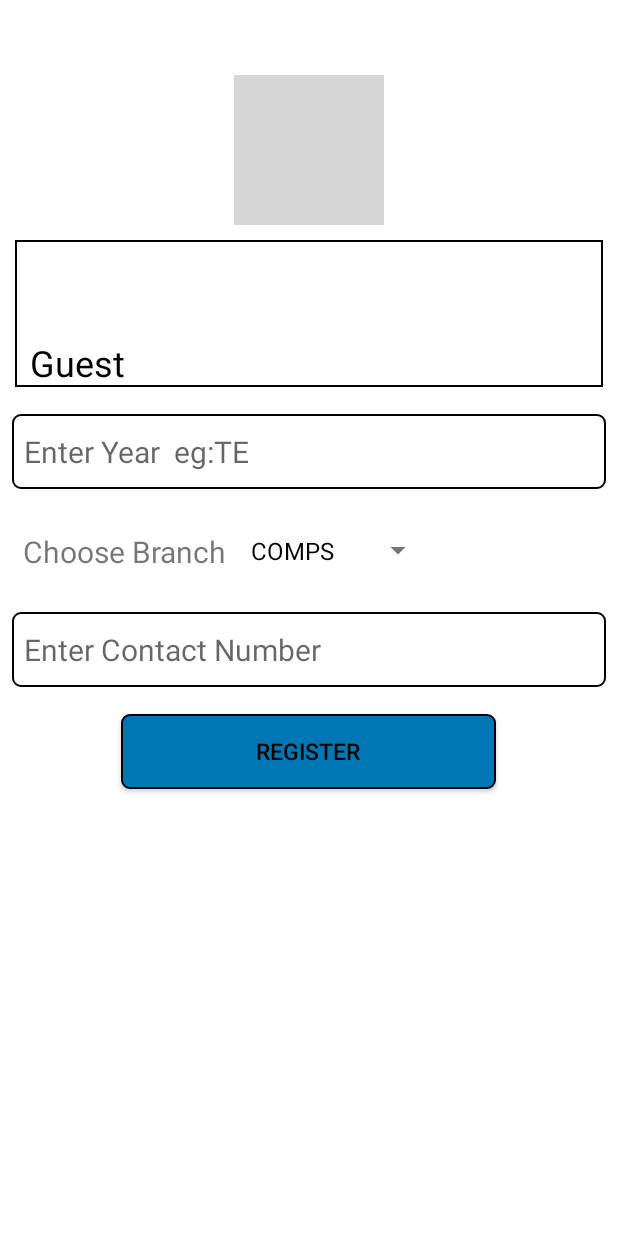
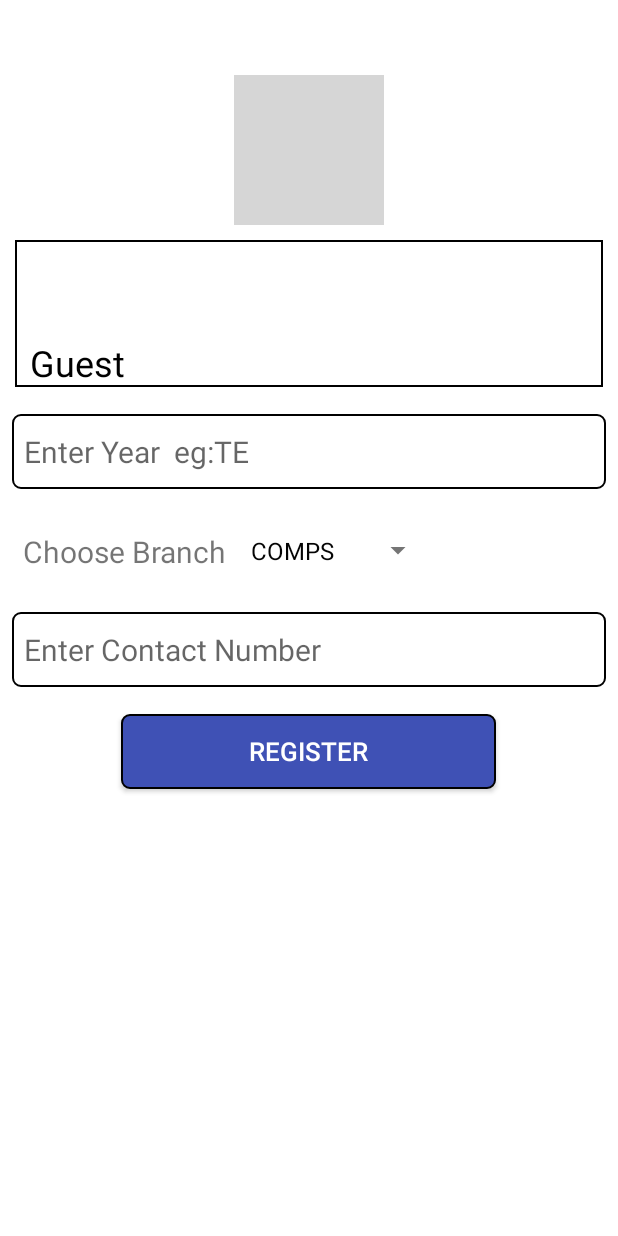
Before and after one commit to gujarshlok/UDAAN, an Android app: the LoginPage screen opened directly, with no data from a screen before it, on a phone screen of 412 x 824 dp. Run offline under Robolectric (Android 15) with nearby library versions, the light colour scheme and no system bars; our stand-ins replace CircleImageView, Firebase (no records; nobody signed in at launch, a user with empty details on screens opened directly); libraries missing offline, so code that uses them is left out: com.firebase.ui, me.relex.circleindicator; pictures from the network do not load; grey boxes are pictures that could not be loaded.

Commit message:
UI upgrade 2

```diff
--- a/app/src/main/res/drawable/rounded_button.xml
+++ b/app/src/main/res/drawable/rounded_button.xml
@@ -4,7 +4,7 @@
     android:shape="rectangle">
 
     <solid
-        android:color="#0077B5"/>
+        android:color="#3F51B5"/>
 
     <stroke
         android:width="1dp"/>
--- a/app/src/main/res/layout/activity_login_page.xml
+++ b/app/src/main/res/layout/activity_login_page.xml
@@ -129,6 +129,7 @@
         android:text="Register"
         android:onClick="regUser"
         android:id="@+id/regButton"
-        android:textSize="15sp" />
+        android:textColor="#fff"
+        android:textSize="17dp" />
 
 </LinearLayout>
```
